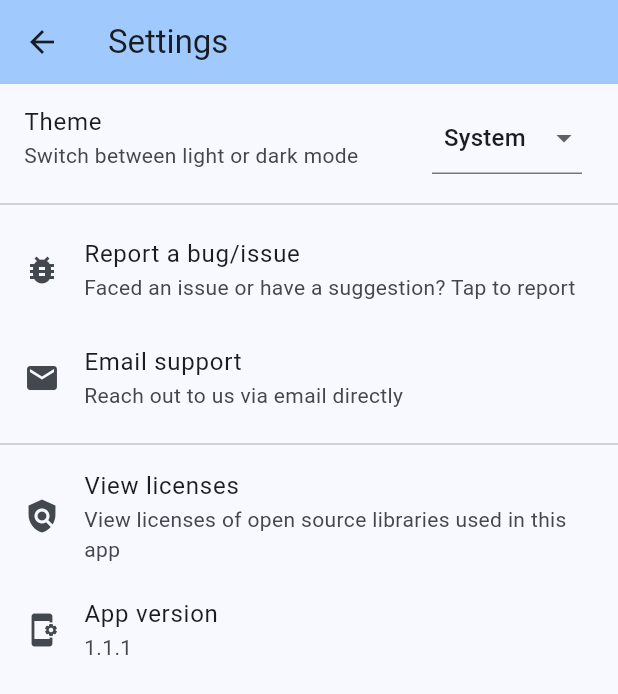
After one commit to Waqar144/hisnehaseen, a Flutter app: the screen it shows after launch, after a tap on the "settings" icon, on a phone screen of 412 x 824 dp. The commit adds this screen. Shown: the top 694 px of the screen. Run offline on Flutter 3.47's test engine with Material 3 defaults, Android fonts, the phone set to English and light mode, and no system bars; our stand-ins replace share_plus.

Commit message:
Add Settings

```diff
--- a/lib/home_page.dart
+++ b/lib/home_page.dart
@@ -60,7 +60,14 @@ class _HomePageState extends State<HomePage> {
                   _isSearching = true;
                 });
               },
-            )
+            ),
+          //
+          IconButton(
+            icon: const Icon(Icons.settings),
+            onPressed: () {
+              Navigator.of(context).pushNamed(Routes.settings);
+            },
+          ),
         ],
       ), // END appbar
       body: ValueListenableBuilder(
--- a/lib/main.dart
+++ b/lib/main.dart
@@ -2,8 +2,10 @@ import 'package:flutter/material.dart';
 
 import 'home_page.dart';
 import 'route_handler.dart';
+import 'settings.dart';
 
-void main() {
+void main() async {
+  await Settings.instance.readSettings();
   runApp(const MyApp());
 }
 
@@ -13,15 +15,26 @@ class MyApp extends StatelessWidget {
   // This widget is the root of your application.
   @override
   Widget build(BuildContext context) {
+    return ListenableBuilder(
+      listenable: Settings.instance,
+      builder: (context, _) {
         return MaterialApp(
           title: 'Al Hisn Al Haseen',
           theme: ThemeData(
-        colorScheme: ColorScheme.fromSeed(seedColor: Colors.lightBlue),
             useMaterial3: true,
+            colorSchemeSeed: Colors.blue,
           ),
+          darkTheme: ThemeData(
+            brightness: Brightness.dark,
+            useMaterial3: true,
+            colorSchemeSeed: Colors.blue,
+          ),
+          themeMode: Settings.instance.themeMode,
           debugShowCheckedModeBanner: false,
           home: const HomePage(title: 'Al-Hisn Al-Haseen'),
           onGenerateRoute: onGenerateRoute,
         );
+      },
+    );
   }
 }
--- a/lib/route_handler.dart
+++ b/lib/route_handler.dart
@@ -3,9 +3,11 @@ import 'package:flutter/material.dart';
 import 'detail_view.dart';
 import 'home_page.dart';
 import 'asma_ul_husna.dart';
+import 'settings_page.dart';
 
 class Routes {
   static const String showCategory = "showCategory";
+  static const String settings = "settings";
 }
 
 Widget handleChapter(int index) {
@@ -20,6 +22,7 @@ MaterialPageRoute onGenerateRoute(RouteSettings? settings) {
     builder: (context) {
       return switch (settings?.name ?? "") {
         Routes.showCategory => handleChapter(settings?.arguments as int),
+        Routes.settings => SettingsPage(),
         _ => const HomePage(title: 'Al-Hisn Al-Haseen')
       };
     },
--- /dev/null
+++ b/lib/settings.dart
@@ -0,0 +1,48 @@
+import 'package:flutter/material.dart';
+import 'dart:convert';
+import 'dart:async';
+import 'dart:core';
+import 'utils.dart' as utils;
+
+/// Singleton settings class
+class Settings extends ChangeNotifier {
+  static final Settings _instance = Settings._private();
+  static Settings get instance => _instance;
+
+  Timer? timer;
+  ThemeMode _themeMode = ThemeMode.system;
+
+  ThemeMode get themeMode => _themeMode;
+  set themeMode(ThemeMode m) {
+    if (m != _themeMode) {
+      _themeMode = m;
+      notifyListeners();
+      persist();
+    }
+  }
+
+  Future<void> saveToDisk() async {
+    Map<String, dynamic> map = {
+      'themeMode': _themeMode.index,
+    };
+    String json = const JsonEncoder.withIndent("  ").convert(map);
+    await utils.saveJsonToDisk(json, "settings");
+  }
+
+  Future<void> readSettings() async {
+    try {
+      final Map<String, dynamic> json = await utils.readJsonFile("settings");
+      _themeMode =
+          ThemeMode.values[json["themeMode"] ?? ThemeMode.system.index];
+    } catch (e) {
+      // nothing for now
+    }
+  }
+
+  void persist({int seconds = 1}) {
+    timer?.cancel();
+    timer = Timer(Duration(seconds: seconds), saveToDisk);
+  }
+
+  Settings._private();
+}
--- /dev/null
+++ b/lib/settings_page.dart
@@ -0,0 +1,161 @@
+import 'package:flutter/material.dart';
+
+import 'settings.dart';
+
+const String appVersion = "1.1.1";
+
+String _themeModeToString(ThemeMode m) {
+  return switch (m) {
+    ThemeMode.system => "System",
+    ThemeMode.light => "Light",
+    ThemeMode.dark => "Dark",
+  };
+}
+
+class SettingsPage extends StatefulWidget {
+  final List<ThemeMode> themeModes = ThemeMode.values;
+  SettingsPage({super.key});
+
+  @override
+  State<StatefulWidget> createState() => _SettingsPageState();
+}
+
+class _SettingsPageState extends State<SettingsPage> {
+  ThemeMode themeMode = Settings.instance.themeMode;
+
+  // void _showError(String message) async {
+  //   await showDialog(
+  //     context: context,
+  //     builder: (context) {
+  //       return AlertDialog(
+  //         title: const Text('Error'),
+  //         content: SingleChildScrollView(
+  //           child: ListBody(
+  //             children: <Widget>[
+  //               Text(message),
+  //               const Text(
+  //                   "Please try again. If the error persists please report a bug."),
+  //             ],
+  //           ),
+  //         ),
+  //         actions: <Widget>[
+  //           TextButton(
+  //             child: const Text('Ok'),
+  //             onPressed: () {
+  //               Navigator.of(context).pop();
+  //             },
+  //           ),
+  //         ],
+  //       );
+  //     },
+  //   );
+  // }
+
+  Widget _createThemeModeTile() {
+    return ListTile(
+      title: const Text("Theme"),
+      subtitle: const Text("Switch between light or dark mode"),
+      trailing: SizedBox(
+        width: 100,
+        child: DropdownButtonFormField<ThemeMode>(
+          borderRadius: const BorderRadius.all(Radius.circular(5)),
+          decoration: const InputDecoration(contentPadding: EdgeInsets.all(8)),
+          value: themeMode,
+          onChanged: (ThemeMode? val) {
+            if (val != null) {
+              themeMode = val;
+              Settings.instance.themeMode = val;
+            }
+          },
+          padding: EdgeInsets.zero,
+          items: [
+            for (final themeMode in widget.themeModes)
+              DropdownMenuItem(
+                value: themeMode,
+                child: Text(_themeModeToString(themeMode)),
+              )
+          ],
+        ),
+      ),
+    );
+  }
+
+  Widget _version() {
+    return ListTile(
+      leading: const Icon(Icons.app_settings_alt),
+      title: const Text("App version"),
+      subtitle: const Text(appVersion),
+      onTap: () async {
+        // await launchUrl(
+        //     Uri.parse(
+        //         "https://github.com/Waqar144/quran_memorization_helper/releases"),
+        //     mode: LaunchMode.externalApplication);
+      },
+    );
+  }
+
+  Widget _reportAnIssue() {
+    return ListTile(
+      leading: const Icon(Icons.bug_report),
+      title: const Text("Report a bug/issue"),
+      subtitle:
+          const Text("Faced an issue or have a suggestion? Tap to report"),
+      onTap: () async {
+        // await launchUrl(
+        //     Uri.parse(
+        //         "https://github.com/Waqar144/quran_memorization_helper/issues"),
+        //     mode: LaunchMode.externalApplication);
+      },
+    );
+  }
+
+  Widget _email() {
+    return ListTile(
+      leading: const Icon(Icons.email),
+      title: const Text("Email support"),
+      subtitle: const Text("Reach out to us via email directly"),
+      onTap: () async {
+        // await launchUrl(Uri.parse("support@streetwriters.co"),
+        //     mode: LaunchMode.externalApplication);
+      },
+    );
+  }
+
+  Widget _licenses() {
+    return ListTile(
+      leading: const Icon(Icons.policy),
+      title: const Text("View licenses"),
+      subtitle:
+          const Text("View licenses of open source libraries used in this app"),
+      onTap: () async {
+        showLicensePage(
+          context: context,
+          applicationVersion: appVersion,
+          applicationName: "Quran 16 Line",
+        );
+      },
+    );
+  }
+
+  @override
+  Widget build(BuildContext context) {
+    return Scaffold(
+      appBar: AppBar(
+        title: const Text("Settings"),
+        backgroundColor: Theme.of(context).colorScheme.inversePrimary,
+      ),
+      body: Column(
+        children: [
+          _createThemeModeTile(),
+          // _createFontSizeTile(),
+          const Divider(),
+          _reportAnIssue(),
+          _email(),
+          const Divider(),
+          _licenses(),
+          _version(),
+        ],
+      ),
+    );
+  }
+}
--- /dev/null
+++ b/lib/utils.dart
@@ -0,0 +1,65 @@
+import 'dart:io';
+import 'dart:convert';
+import 'dart:async';
+import 'package:path_provider/path_provider.dart';
+
+Future<String> saveJsonToDisk(String json, String fileName) async {
+  if (json.isEmpty) throw "Empty json";
+  Directory dir = await getApplicationDocumentsDirectory();
+
+  final basePath = "${dir.path}${Platform.pathSeparator}";
+
+  // 1. Write the file as filename_new
+  final String newFilename = "${fileName}_new.json";
+  final String path = "$basePath$newFilename";
+  File f = File(path);
+  await f.writeAsString(json);
+
+  // 2. Rename the old file to oldfile_bck.json
+  File oldFile = File("$basePath$fileName.json");
+  if (await oldFile.exists()) {
+    await oldFile.rename("$basePath${fileName}_bck.json");
+  }
+
+  // 3. Rename the new file fileName.json
+  await f.rename("$basePath$fileName.json");
+
+  // done
+  return path;
+}
+
+Future<Map<String, dynamic>> readJsonFile(String fileName) async {
+  final Directory dir = await getApplicationDocumentsDirectory();
+  final basePath = "${dir.path}${Platform.pathSeparator}";
+  final path = "$basePath$fileName.json";
+  try {
+    // try normal
+    if (await File(path).exists()) {
+      return await readJsonFromFilePath(path);
+    } else {
+      // try backup
+      final backupPath = "$basePath${fileName}_bck.json";
+      if (await File(backupPath).exists()) {
+        return await readJsonFromFilePath(backupPath);
+      }
+      // otherwise just return empty
+      return {};
+    }
+  } catch (e) {
+    rethrow;
+  }
+}
+
+Future<Map<String, dynamic>> readJsonFromFilePath(String path) async {
+  try {
+    final jsonFile = File(path);
+    if (!await jsonFile.exists()) {
+      throw "file: '$path' doesn't exits!";
+    }
+
+    final String contents = await jsonFile.readAsString();
+    return jsonDecode(contents);
+  } catch (e) {
+    rethrow;
+  }
+}
--- a/pubspec.yaml
+++ b/pubspec.yaml
@@ -36,6 +36,7 @@ dependencies:
   # Use with the CupertinoIcons class for iOS style icons.
   cupertino_icons: ^1.0.2
   share_plus: ^7.2.1
+  path_provider: ^2.1.2
 
 dev_dependencies:
   flutter_test:
```
Also changed, not shown: pubspec.lock. Lines whose indentation alone changed are shown as unchanged.
